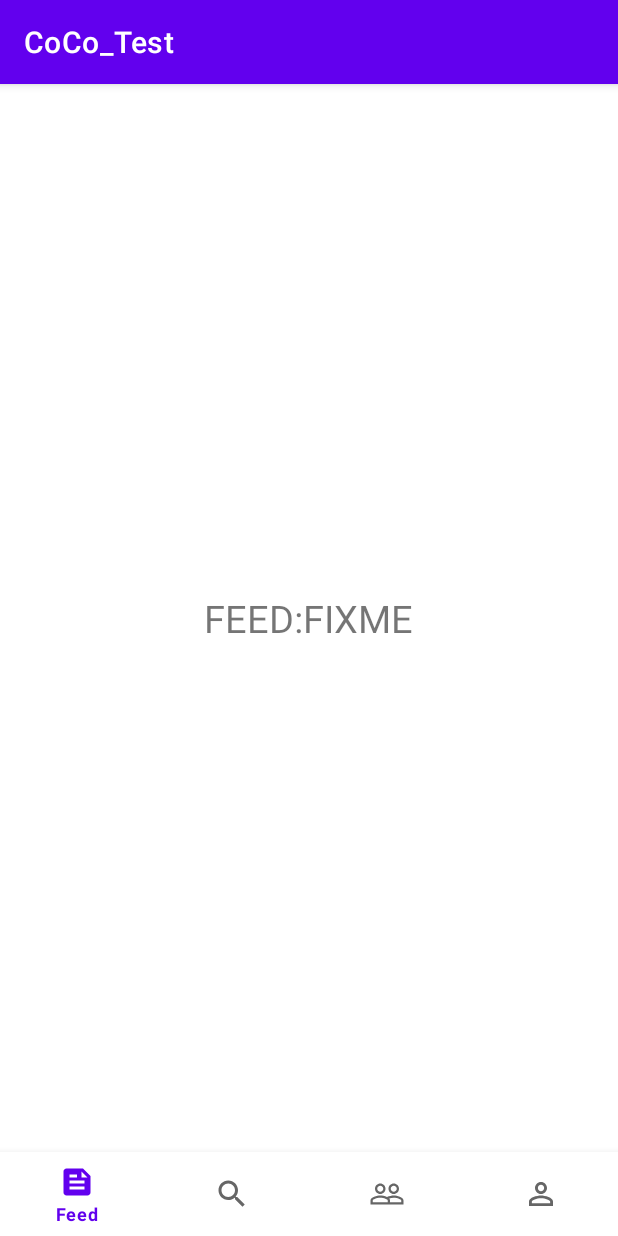
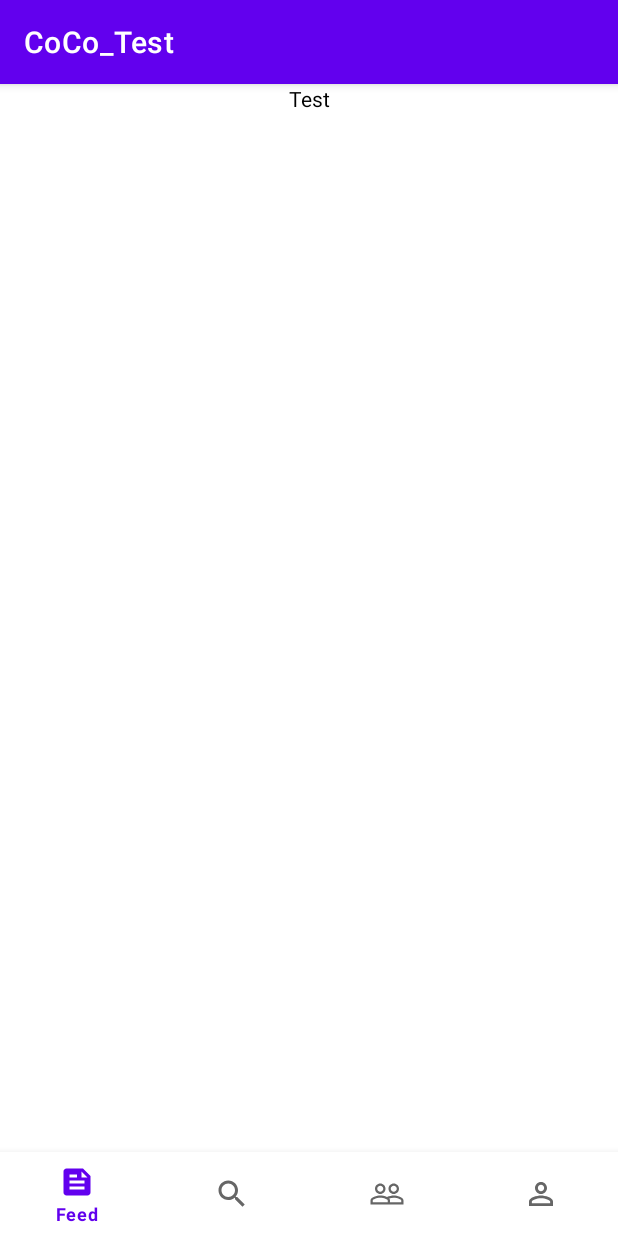
Before and after one commit to riajamesgit/CoCo_Test, an Android app: the FeedFragment screen opened directly, with no data from a screen before it, on a phone screen of 412 x 824 dp. Run offline under Robolectric (Android 15) with nearby library versions, the phone set to English and light mode, and no system bars.

Commit message:
Adding comments to activities along with changes to FeedFragment.java

```diff
--- a/app/src/main/java/edu/utsa/cs3443/coco_test/ConnectionsFragment.java
+++ b/app/src/main/java/edu/utsa/cs3443/coco_test/ConnectionsFragment.java
@@ -13,6 +13,12 @@ public class ConnectionsFragment extends Fragment {
     @Override
     public View onCreateView(LayoutInflater inflater, ViewGroup container,
                              Bundle savedInstanceState) {
+        /**
+         * TODOS:
+         * - Crete a function that finds other profiles based on similarities with that user
+         * - Find a way to parse that information ?
+         *  -- Zach
+         */
         // Inflate the layout for this fragment
         return inflater.inflate(R.layout.fragment_connections, container, false);
     }
--- a/app/src/main/java/edu/utsa/cs3443/coco_test/FeedFragment.java
+++ b/app/src/main/java/edu/utsa/cs3443/coco_test/FeedFragment.java
@@ -1,12 +1,16 @@
 package edu.utsa.cs3443.coco_test;
 
+import android.content.Context;
 import android.os.Bundle;
 
 import androidx.fragment.app.Fragment;
 
+
 import android.view.LayoutInflater;
 import android.view.View;
 import android.view.ViewGroup;
+import android.widget.LinearLayout;
+import android.widget.TextView;
 
 
 public class FeedFragment extends Fragment {
@@ -15,7 +19,35 @@ public class FeedFragment extends Fragment {
     @Override
     public View onCreateView(LayoutInflater inflater, ViewGroup container,
                              Bundle savedInstanceState) {
+        /**
+         * TODOS:
+         *  - Check to see if this code below works ( if anyone sees this can yall please try to run this and see if theres 11
+         *  TextViews in feed
+         *  - Find out a way to get a feed to refresh the top X amount of posts
+         *      - Probably with a function
+         *          -- Zach
+         *
+         */
+        LinearLayout L = new LinearLayout(getContext());
+        final int N = 10; // total number of textviews to add
+
+        final TextView[] myTextViews = new TextView[N]; // create an empty array;
+
+        for (int i = 0; i < N; i++) {
+            // create a new textview
+            final TextView rowTextView = new TextView(getContext());
+
+            // set some properties of rowTextView or something
+            rowTextView.setText("This is row #" + i);
+
+            // add the textview to the linearlayout
+            L.addView(rowTextView);
+
+            // save a reference to the textview for later
+            myTextViews[i] = rowTextView;
+        }
         // Inflate the layout for this fragment
         return inflater.inflate(R.layout.fragment_feed, container, false);
+
     }
 }
--- a/app/src/main/res/layout/fragment_feed.xml
+++ b/app/src/main/res/layout/fragment_feed.xml
@@ -1,15 +1,24 @@
 <?xml version="1.0" encoding="utf-8"?>
-<RelativeLayout xmlns:android="http://schemas.android.com/apk/res/android"
+<LinearLayout xmlns:android="http://schemas.android.com/apk/res/android"
     xmlns:tools="http://schemas.android.com/tools"
     android:layout_width="match_parent"
     android:layout_height="match_parent"
     tools:context=".FeedFragment">
 
-    <TextView
-        android:layout_width="wrap_content"
-        android:layout_height="wrap_content"
-        android:text="FEED:FIXME"
-        android:textSize="25dp"
-        android:layout_centerInParent="true" />
 
-</RelativeLayout>
+    <ScrollView
+        android:layout_width="match_parent"
+        android:layout_height="match_parent">
+
+
+        <TextView
+            android:id="@+id/scrolltext"
+            android:layout_width="match_parent"
+            android:layout_height="wrap_content"
+            android:textAlignment="center"
+            android:text="Test"
+            android:textColor="@color/black"/>
+    </ScrollView>
+
+
+</LinearLayout>
```
Also changed, not shown: app/src/main/java/edu/utsa/cs3443/coco_test/LoginActivity.java (+8 -3 lines), app/src/main/java/edu/utsa/cs3443/coco_test/ProfileFragment.java (+14 -0 lines), app/src/main/java/edu/utsa/cs3443/coco_test/RegisterActivity.java (+7 -0 lines).
